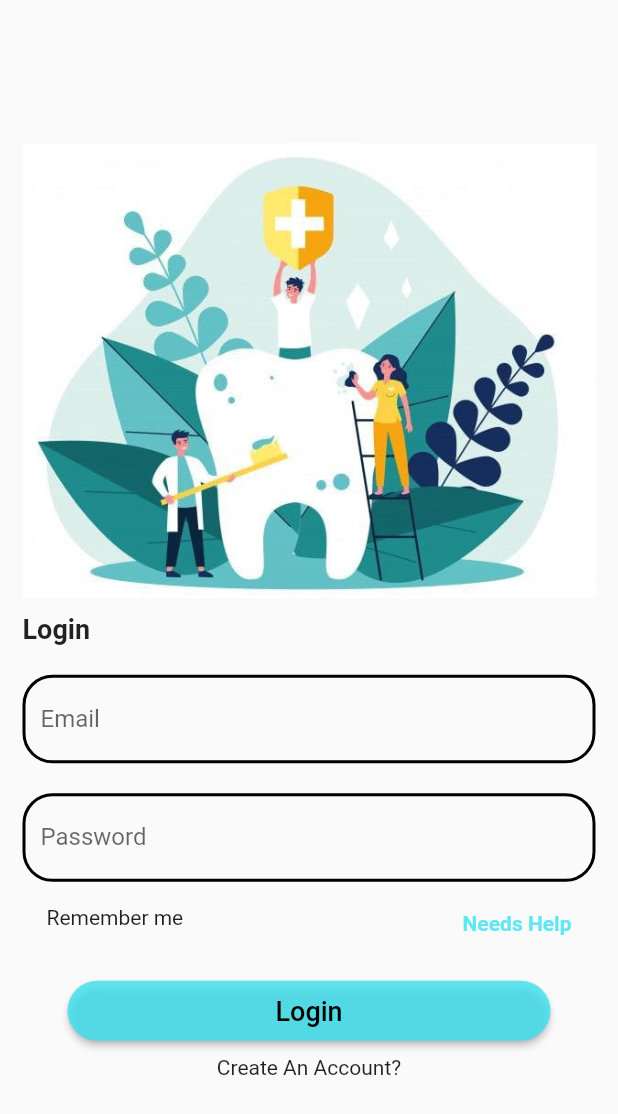
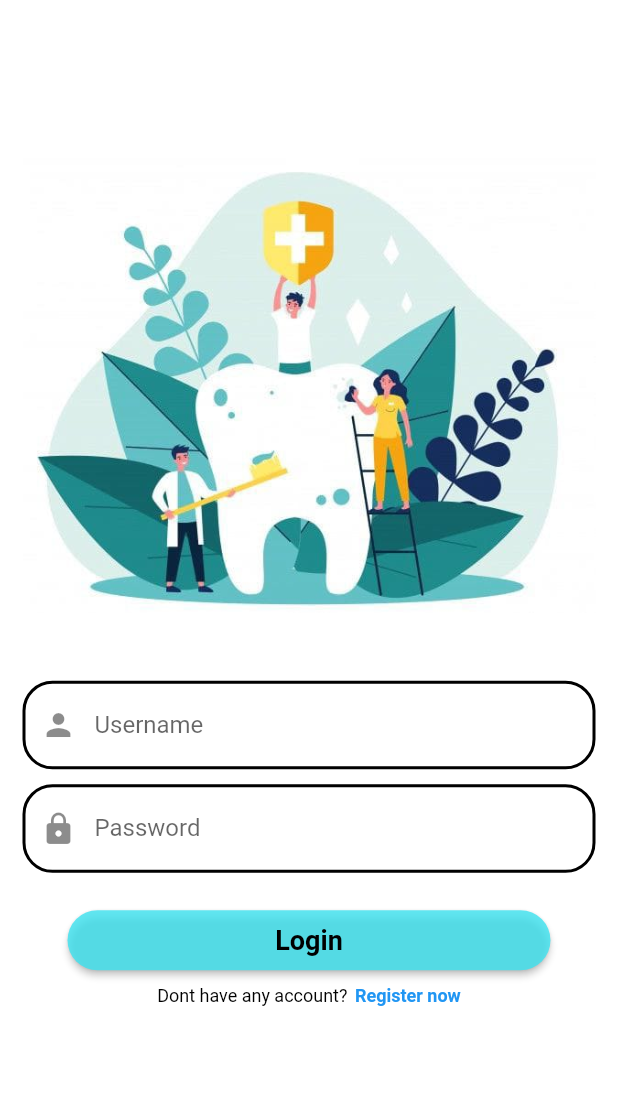
Before and after one commit to todayisjes/team-vinz_repo, a Flutter app: the screen it shows after launch, after a tap on "Log In", on a phone screen of 412 x 824 dp. Shown: the top 1114 px of the screen. Run offline on Flutter 3.47's test engine with Material 2 defaults, Android fonts, the phone set to English and light mode, and no system bars; our stand-ins replace carousel_slider, get, google_fonts, image_picker, material_design_icons_flutter, rflutter_alert and 2 more; missing offline and left inert: custom_clippers, flutter_phone_direct_caller.

Commit message:
shared_preferences

```diff
--- a/kelompokmbl/lib/screen/loginscreen.dart
+++ b/kelompokmbl/lib/screen/loginscreen.dart
@@ -1,5 +1,11 @@
+// ignore_for_file: use_build_context_synchronously
+
 import 'package:flutter/material.dart';
-import 'package:kelompokmbl/data/color.dart';
+import 'package:google_fonts/google_fonts.dart';
+import 'package:kelompokmbl/provider/login_sharedpreferences.dart';
+import 'package:kelompokmbl/screen/homescreen.dart';
+import 'package:kelompokmbl/screen/registerscreen.dart';
+import 'package:shared_preferences/shared_preferences.dart';
 import 'package:kelompokmbl/screen/navbarscreen.dart';
 
 class ScreenLogin extends StatefulWidget {
@@ -10,109 +16,169 @@ class ScreenLogin extends StatefulWidget {
 }
 
 class _ScreenLoginState extends State<ScreenLogin> {
-  final TextEditingController _inputEmail = TextEditingController();
-  final TextEditingController _inputPassword = TextEditingController();
+  final _formKey = GlobalKey<FormState>();
+  final _nameController = TextEditingController();
+  final _passwordController = TextEditingController();
+
+  late SharedPreferences loginData;
+  late bool newUser;
+
+  @override
+  void dispose() {
+    _nameController.dispose();
+    _passwordController.dispose();
+    super.dispose();
+  }
 
   @override
   Widget build(BuildContext context) {
     return Scaffold(
+      backgroundColor: Colors.white,
       body: SingleChildScrollView(
         child: Padding(
-          padding: EdgeInsets.all(15.0),
+          padding: const EdgeInsets.symmetric(vertical: 80.0, horizontal: 15.0),
+          child: Form(
+            key: _formKey,
             child: Column(
               crossAxisAlignment: CrossAxisAlignment.start,
               children: [
-              SizedBox(
-                height: 80,
-              ),
-              // Center(
-              //   child: Container(
-              //     child: Image.asset('assets/ilustration-login.png'),
-              //   ),
-              // ),
-              Center(
-                child: Container(
+                Padding(
+                  padding: const EdgeInsets.symmetric(vertical: 25),
+                  child: Center(
                     child: Image.asset('assets/loginscrenn.jpg'),
                   ),
                 ),
-              Container(
-                  margin: EdgeInsets.only(top: 10),
-                  child: Text(
-                    'Login',
-                    style: TextStyle(fontWeight: FontWeight.bold, fontSize: 18),
-                  )),
-              Container(
-                margin: EdgeInsets.only(top: 20),
-                child: TextField(
-                  controller: _inputEmail,
+                Padding(
+                  padding: const EdgeInsets.only(top: 20.0),
+                  child: TextFormField(
+                    autovalidateMode: AutovalidateMode.onUserInteraction,
+                    controller: _nameController,
                     decoration: InputDecoration(
                       focusedBorder: OutlineInputBorder(
                         borderRadius: BorderRadius.circular(20),
-                      borderSide: BorderSide(width: 2, color: Colors.black),
+                        borderSide: const BorderSide(width: 2, color: Colors.black),
+                      ),
+                      border: OutlineInputBorder(
+                        borderRadius: BorderRadius.circular(20),
+                        borderSide: const BorderSide(width: 2, color: Colors.black),
                       ),
                       enabledBorder: OutlineInputBorder(
                         borderRadius: BorderRadius.circular(20),
-                      borderSide: BorderSide(width: 2, color: Colors.black),
+                        borderSide: const BorderSide(width: 2, color: Colors.black),
                       ),
-                    labelText: 'Email',
+                      prefixIcon: const Icon(Icons.person),
+                      labelText: 'Username',
+                      labelStyle: GoogleFonts.lexendDeca()
+                    ),
+                    validator: (value) {
+                      if (value != null && value.length < 5) {
+                        return "Enter at least 5 characters";
+                      }
+                      return null;
+                    },
+                    keyboardType: TextInputType.name,
+                    style: GoogleFonts.lexendDeca(),
                   ),
                 ),
-              ),
-              Container(
-                margin: EdgeInsets.only(top: 20),
-                child: TextField(
-                  controller: _inputEmail,
-                  obscureText: mounted,
+                Padding(
+                  padding: const EdgeInsets.only(top: 10.0),
+                  child: TextFormField(
+                    autovalidateMode: AutovalidateMode.onUserInteraction,
+                    controller: _passwordController,
+                    obscureText: true,
+                    obscuringCharacter: "*",
                     decoration: InputDecoration(
                       focusedBorder: OutlineInputBorder(
                         borderRadius: BorderRadius.circular(20),
-                      borderSide: BorderSide(width: 2, color: Colors.black),
+                        borderSide: const BorderSide(width: 2, color: Colors.black),
+                      ),
+                      border: OutlineInputBorder(
+                        borderRadius: BorderRadius.circular(20),
+                        borderSide: const BorderSide(width: 2, color: Colors.black),
                       ),
                       enabledBorder: OutlineInputBorder(
                         borderRadius: BorderRadius.circular(20),
-                      borderSide: BorderSide(width: 2, color: Colors.black),
+                        borderSide: const BorderSide(width: 2, color: Colors.black),
                       ),
+                      prefixIcon: const Icon(Icons.lock),
                       labelText: 'Password',
+                      labelStyle: GoogleFonts.lexendDeca()
+                    ),
+                    validator: (value) {
+                      if (value == null || value.isEmpty) {
+                        return "Please input your password";
+                      } else if (value.length < 8) {
+                        return "Enter min. 8 characters";
+                      }
+                      return null;
+                    },
+                    keyboardType: TextInputType.visiblePassword,
+                    style: GoogleFonts.lexendDeca(),
                   ),
                 ),
-              ),
+                const SizedBox(height: 15.0),
                 Container(
-                  child: ListTile(
-                leading: Text('Remember me'),
-                trailing: Text(
-                  'Needs Help',
-                  style: TextStyle(
-                      color: MyColor.primaryColor, fontWeight: FontWeight.bold),
-                ),
-              )),
-              Container(
-                child: Container(
-                    padding: EdgeInsets.symmetric(vertical: 10, horizontal: 30),
+                  padding: const EdgeInsets.symmetric(vertical: 10, horizontal: 30),
                   width: double.infinity,
                   height: 60,
                   child: ElevatedButton(
                     onPressed: () {
-                        Navigator.push(context,
-                      MaterialPageRoute(builder: (context) => NavbarScreen()));
+                      _logIn();
                     },
-                      child: Text(
-                        'Login',
-                        style: TextStyle(fontSize: 18, color: Colors.black),
-                      ),
                     style: ElevatedButton.styleFrom(
                         shape: RoundedRectangleBorder(
                           borderRadius: BorderRadius.circular(20),
                         ),
-                          primary: MyColor.primaryColor),
-                    )),
+                        primary: const Color(0xCC3BE2EF)),
+                    child: Text('Login',
+                        style: GoogleFonts.lexendDeca(
+                            fontWeight: FontWeight.bold,
+                            fontSize: 18,
+                            color: Colors.black)),
                   ),
-              Align(
-                  alignment: Alignment.center,
-                  child: Container(child: Text('Create An Account?')))
+                ),
+                Row(
+                  mainAxisAlignment: MainAxisAlignment.center,
+                  children: [
+                    Text('Dont have any account?',
+                        style: GoogleFonts.lexendDeca(
+                            fontSize: 12, color: Colors.black)),
+                    const SizedBox(width: 5.0),
+                    InkWell(
+                      onTap: () {
+                        Navigator.of(context).push(MaterialPageRoute(
+                            builder: (context) => const RegisterScreen()));
+                      },
+                      child: Text('Register now',
+                          style: GoogleFonts.lexendDeca(
+                              fontWeight: FontWeight.bold,
+                              fontSize: 12,
+                              color: Colors.blue)),
+                    ),
                   ],
                 ),
+              ],
+            )
+          )
         ),
       ),
     );
   }
+
+  _logIn() async {
+    final isValidForm = _formKey.currentState!.validate();
+    String username = _nameController.text;
+
+    await LoginSharedPreferences.saveUserLogInPreference(true);
+    await LoginSharedPreferences.saveUserNamePreference(username);
+
+    if (isValidForm) {
+      Navigator.pushAndRemoveUntil(
+        context,
+        MaterialPageRoute(
+          builder: (_) => const HomeScreen(),
+        ),
+        (route) => false);
     }
+  }
+}
```
Lines whose indentation alone changed are shown as unchanged.
